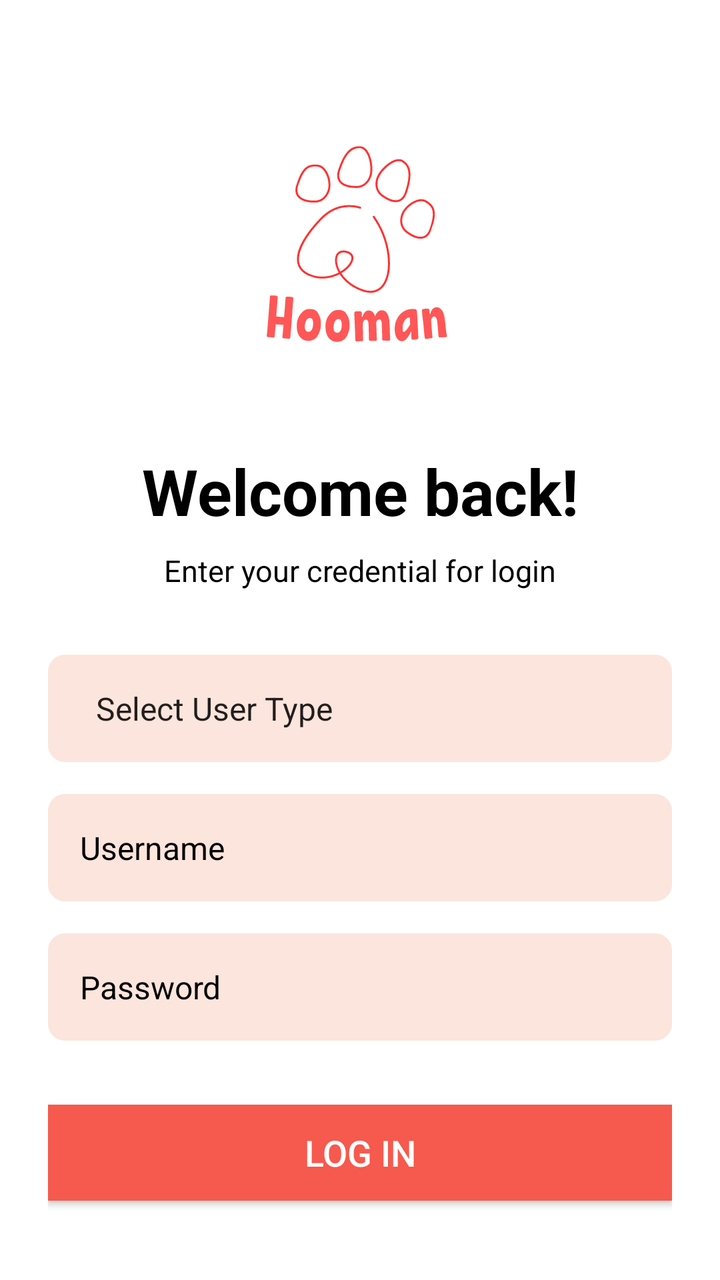
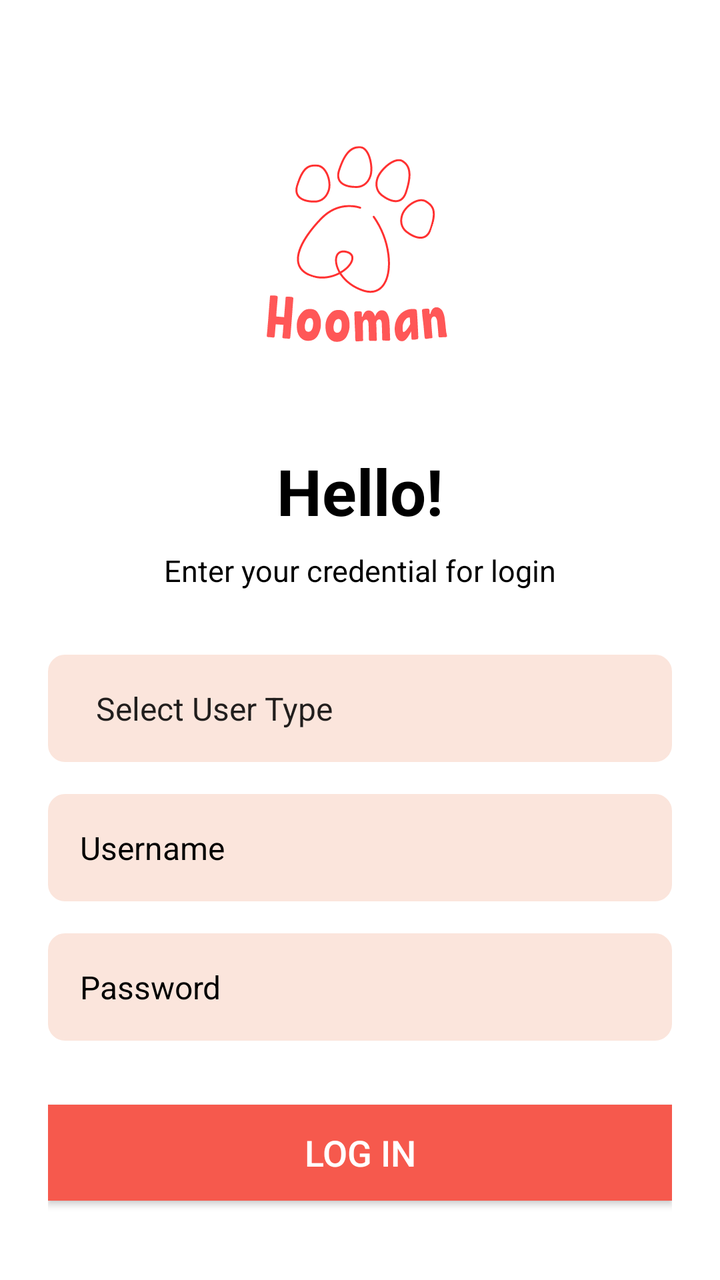

Two renders of the same Android screen: before a commit and after it. Below are the layout's source before the change and the commit's diff.
<!-- AndroidManifest.xml: application theme Theme.Hoomanfinalproject -->
<!-- res/layout/activity_main.xml -->
<?xml version="1.0" encoding="utf-8"?>
<LinearLayout xmlns:android="http://schemas.android.com/apk/res/android"
    android:layout_width="match_parent"
    android:layout_height="match_parent"
    android:orientation="vertical"
    android:padding="24dp"
    android:background="#FFFF">

    <ImageView
        android:id="@+id/logoImage"
        android:layout_width="200dp"
        android:layout_height="200dp"
        android:src="@drawable/hooman_logo"
        android:layout_gravity="center"
        />

    
    <TextView
        android:id="@+id/loginTitle"
        android:layout_width="match_parent"
        android:layout_height="wrap_content"
        android:text="Welcome back!"
        android:textSize="32sp"
        android:textColor="#000000"
        android:textStyle="bold"
        android:layout_gravity="center"
        android:layout_marginBottom="8dp"
        android:gravity="center" />

    
    <TextView
        android:id="@+id/loginSubtitle"
        android:layout_width="match_parent"
        android:layout_height="wrap_content"
        android:text="Enter your credential for login"
        android:textSize="15sp"
        android:textColor="#000000"
        android:layout_gravity="center"
        android:layout_marginBottom="32dp"
        android:gravity="center" />

    
    <Spinner
        android:id="@+id/userTypeSpinner"
        android:layout_width="match_parent"
        android:layout_height="wrap_content"
        android:layout_marginBottom="16dp"
        android:textColor="#000000"
        android:background="@drawable/edit_text_bg"
        android:padding="16dp"
        android:backgroundTint="#FBE5DC"
        android:entries="@array/user_types" />

    
    <EditText
        android:id="@+id/username"
        android:layout_width="match_parent"
        android:layout_height="wrap_content"
        android:hint="Username"
        android:textColor="#000000"
        android:textColorHint="#000000"
        android:background="@drawable/edit_text_bg"
        android:padding="16dp"
        android:textSize="16sp"
        android:layout_marginBottom="16dp"
        android:backgroundTint="#FBE5DC"/>

    
    <EditText
        android:id="@+id/password"
        android:layout_width="match_parent"
        android:layout_height="wrap_content"
        android:hint="Password"
        android:textColor="#000000"
        android:textColorHint="#000000"
        android:inputType="textPassword"
        android:background="@drawable/edit_text_bg"
        android:padding="16dp"
        android:textSize="16sp"
        android:layout_marginBottom="16dp"
        android:backgroundTint="#FBE5DC"/>

    
    <Button
        android:id="@+id/loginButton"
        android:layout_width="match_parent"
        android:layout_height="wrap_content"
        android:text="Log In"
        android:textColor="#FFFFFF"
        android:background="#F6594D"
        android:textSize="18sp"
        android:layout_marginTop="16dp"/>

    
    <Button
        android:id="@+id/signupButton"
        android:layout_width="match_parent"
        android:layout_height="wrap_content"
        android:text="Sign Up"
        android:textColor="#FFFFFF"
        android:background="#FFC107"
        android:textSize="18sp"
        android:layout_marginTop="16dp"/>

</LinearLayout>
<!-- resources referenced by this layout -->
<resources>
  <string-array name="user_types">
          <item>Select User Type</item> 
          <item>Adopter</item>
          <item>Shelter</item>
      </string-array>
  <!-- drawable edit_text_bg (drawable) -->
  <shape xmlns:android="http://schemas.android.com/apk/res/android">
      <solid android:color="#E0E0E0"/>
      <corners android:radius="8dp"/>
      <stroke android:color="#D5CECE" android:width="1dp"/>
  </shape>
  <!-- drawable hooman_logo: vector/xml drawable (drawable, 16721 chars, omitted) -->
  <style name="Theme.Hoomanfinalproject" parent="Base.Theme.Hoomanfinalproject" />
  <style name="Base.Theme.Hoomanfinalproject" parent="Theme.AppCompat.DayNight.NoActionBar">
          
          
          
          <item name="colorPrimary">#D3D3D3</item> 
          <item name="colorPrimaryDark">#E2E1E1</item> 
      </style>
</resources>

<!-- the commit's change to res/layout/activity_main.xml (unified diff, before → after) -->
@@ -19,7 +19,7 @@
         android:id="@+id/loginTitle"
         android:layout_width="match_parent"
         android:layout_height="wrap_content"
-        android:text="Welcome back!"
+        android:text="Hello!"
         android:textSize="32sp"
         android:textColor="#000000"
         android:textStyle="bold"
